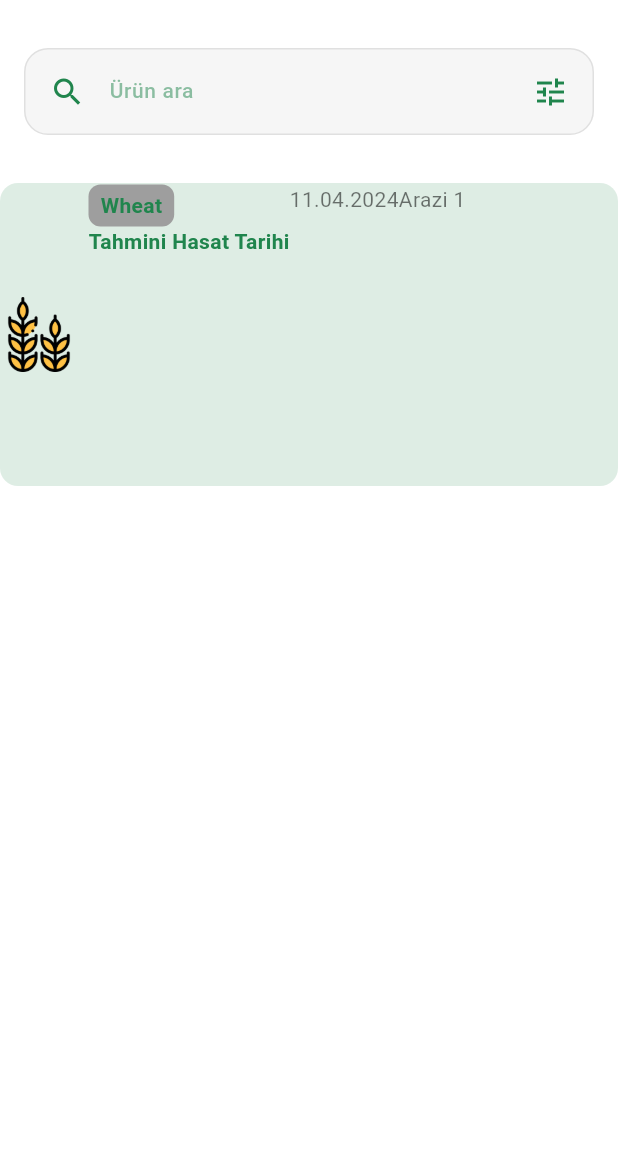
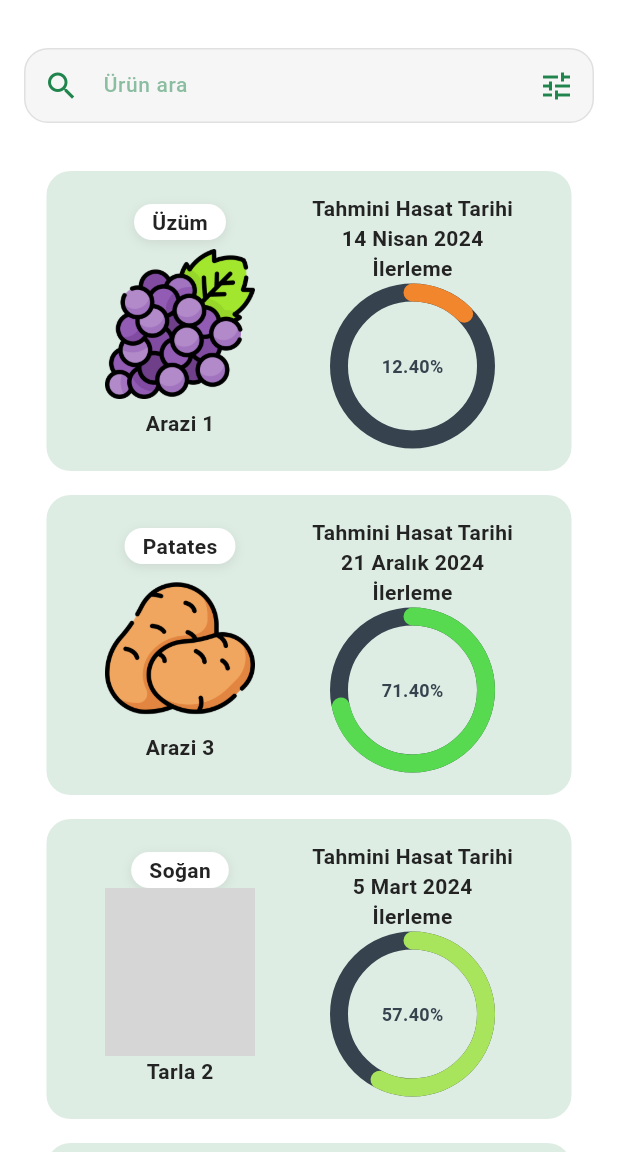
Before and after one commit to Mudrowe/Toprak-Rehberi, a Flutter app: the ProductsScreen screen opened directly, on a phone screen of 412 x 824 dp, the part 84-1236 px from its top. Run offline on Flutter 3.47's test engine with Material 3 defaults, Android fonts, the phone set to English and light mode, and no system bars; drawn by our look-alikes of percent_indicator; our stand-ins replace get, logger; grey boxes are pictures that could not be loaded.

Commit message:
Add product card
Progress bar should be arc. In this version it is full circle. Also there aren't planted/harvested tabs.

```diff
--- /dev/null
+++ b/lib/common/widgets/custom_shapes/arc_progress_bar.dart
@@ -0,0 +1,48 @@
+import 'package:flutter/material.dart';
+import 'package:percent_indicator/percent_indicator.dart';
+import 'package:toprak_rehberi/utils/constants/colors.dart';
+import 'package:toprak_rehberi/utils/constants/sizes.dart';
+
+// TODO: PROGRESS BAR SHOULD BE ARC, NOT CIRCLE
+
+class TArcProgressBar extends StatelessWidget {
+  final double progress; // Value between 0.0 and 1.0
+
+  const TArcProgressBar({super.key, required this.progress});
+
+  @override
+  Widget build(BuildContext context) {
+    Color progressColor = getProgressColor(progress);
+
+    return CircularPercentIndicator(
+      radius: 55.0,
+      lineWidth: TSizes.md,
+      percent: progress,
+      center: Text(
+        "${(progress * 100).toStringAsFixed(2)}%",
+        style: const TextStyle(
+            fontSize: TSizes.md,
+            fontWeight: FontWeight.bold,
+            color: TColors.progressBackground),
+      ),
+      progressColor: progressColor,
+      backgroundColor: TColors.progressBackground,
+      circularStrokeCap: CircularStrokeCap.round,
+      startAngle: 0,
+    );
+  }
+}
+
+Color getProgressColor(double progress) {
+  if (progress <= 0.2) {
+    return Color.lerp(TColors.bad, TColors.meh, progress / 0.2)!;
+  } else if (progress <= 0.4) {
+    return Color.lerp(TColors.meh, TColors.mid, (progress - 0.2) / 0.2)!;
+  } else if (progress <= 0.6) {
+    return Color.lerp(TColors.mid, TColors.good, (progress - 0.4) / 0.2)!;
+  } else if (progress <= 0.8) {
+    return Color.lerp(TColors.good, TColors.veryGood, (progress - 0.6) / 0.2)!;
+  } else {
+    return Color.lerp(TColors.good, TColors.veryGood, (progress - 0.8) / 0.2)!;
+  }
+}
--- /dev/null
+++ b/lib/common/widgets/products/product_card.dart
@@ -0,0 +1,52 @@
+import 'package:flutter/material.dart';
+import 'package:get/get.dart';
+import 'package:toprak_rehberi/common/widgets/products/widgets/product_image.dart';
+import 'package:toprak_rehberi/common/widgets/products/widgets/product_progress.dart';
+import 'package:toprak_rehberi/features/main_pages/home/home.dart';
+import 'package:toprak_rehberi/utils/constants/colors.dart';
+import 'package:toprak_rehberi/utils/constants/sizes.dart';
+
+class TProductCard extends StatelessWidget {
+  const TProductCard({
+    super.key,
+    // TODO: Name can be too long and it breaks the card
+    required this.productName,
+    required this.harvestDate,
+    required this.fieldName,
+    required this.imagePath,
+    required this.progressPercentage,
+  });
+
+  final String productName;
+  final String harvestDate;
+  final String fieldName;
+  final String imagePath;
+  final double progressPercentage;
+
+  @override
+  Widget build(BuildContext context) {
+    return GestureDetector(
+      onTap: () => Get.to(() => const HomeScreen()),
+      child: Container(
+        padding: const EdgeInsets.all(1),
+        width: TSizes.cardWidth,
+        height: TSizes.cardHeight,
+        decoration: BoxDecoration(
+          color: TColors.softGreen,
+          borderRadius: BorderRadius.circular(TSizes.cardRadiusLg),
+        ),
+        child: Row(
+          mainAxisAlignment: MainAxisAlignment.spaceEvenly,
+          children: [
+            TProductImage(
+                productName: productName,
+                imagePath: imagePath,
+                fieldName: fieldName),
+            TProductProgress(
+                harvestDate: harvestDate, progressPercentage: progressPercentage),
+          ],
+        ),
+      ),
+    );
+  }
+}
--- a/lib/common/widgets/products/product_cards/product_card.dart
+++ /dev/null
@@ -1,83 +0,0 @@
-import 'package:flutter/material.dart';
-import 'package:toprak_rehberi/utils/constants/colors.dart';
-import 'package:toprak_rehberi/utils/constants/image_strings.dart';
-import 'package:toprak_rehberi/utils/helpers/helper_functions.dart';
-
-class TProductCard extends StatelessWidget {
-  const TProductCard(
-      {super.key,
-      this.productName = 'Wheat',
-      this.harvestDate = "11.04.2024",
-      this.fieldName = "Arazi 1",
-      this.imagePath = TImages.wheat});
-
-  final String productName;
-  final String harvestDate;
-  final String fieldName;
-  final String imagePath;
-
-  @override
-  Widget build(BuildContext context) {
-    final dark = THelperFunctions.isDarkMode(context);
-
-    return Container(
-      padding: const EdgeInsets.all(1),
-      decoration: BoxDecoration(
-        color: TColors.softGreen,
-        borderRadius: BorderRadius.circular(12),
-      ),
-      child: Row(
-        crossAxisAlignment: CrossAxisAlignment.start,
-        children: [
-          Image.asset(
-            imagePath,
-            height: 200,
-            width: 50,
-          ),
-          const SizedBox(
-            width: 8,
-          ),
-          Column(
-            crossAxisAlignment: CrossAxisAlignment.start,
-            children: [
-              Container(
-                padding: const EdgeInsets.symmetric(horizontal: 8, vertical: 4),
-                decoration: BoxDecoration(
-                  color: Colors.grey,
-                  borderRadius: BorderRadius.circular(8),
-                ),
-                child: Text(
-                  productName,
-                  style: const TextStyle(
-                    fontWeight: FontWeight.bold,
-                  ),
-                ),
-              ),
-              const SizedBox(width: 8.0),
-              const Text(
-                'Tahmini Hasat Tarihi',
-                style: TextStyle(
-                  fontWeight: FontWeight.bold,
-                ),
-              ),
-            ],
-          ),
-          const SizedBox(height: 8.0),
-          Text(
-            harvestDate,
-            style: const TextStyle(
-              color: Colors.black54,
-            ),
-          ),
-          const SizedBox(height: 8.0),
-          Text(
-            fieldName,
-            style: const TextStyle(
-              color: Colors.black54,
-            ),
-          ),
-        ],
-      ),
-    );
-  }
-}
--- /dev/null
+++ b/lib/common/widgets/products/widgets/product_image.dart
@@ -0,0 +1,58 @@
+import 'package:flutter/material.dart';
+import 'package:toprak_rehberi/utils/constants/colors.dart';
+import 'package:toprak_rehberi/utils/constants/sizes.dart';
+
+class TProductImage extends StatelessWidget {
+  const TProductImage({
+    super.key,
+    required this.productName,
+    required this.imagePath,
+    required this.fieldName,
+  });
+
+  final String productName;
+  final String imagePath;
+  final String fieldName;
+
+  @override
+  Widget build(BuildContext context) {
+    return Column(
+      crossAxisAlignment: CrossAxisAlignment.center,
+      mainAxisAlignment: MainAxisAlignment.center,
+      children: [
+        Container(
+          padding: const EdgeInsets.symmetric(vertical: 2, horizontal: 12),
+          decoration: BoxDecoration(
+              color: TColors.white,
+              borderRadius: BorderRadius.circular(TSizes.borderRadiusLg),
+              boxShadow: [
+                BoxShadow(
+                  color: TColors.black.withOpacity(0.1),
+                  blurRadius: 6,
+                  offset: const Offset(0, 2),
+                )
+              ]),
+          child: Text(
+            productName,
+            style: const TextStyle(
+              color: TColors.black,
+              fontWeight: FontWeight.bold,
+            ),
+          ),
+        ),
+        Image.asset(
+          imagePath,
+          height: 112,
+          width: 100,
+        ),
+        Text(
+          fieldName,
+          style: const TextStyle(
+            color: TColors.black,
+            fontWeight: FontWeight.bold,
+          ),
+        )
+      ],
+    );
+  }
+}
--- /dev/null
+++ b/lib/common/widgets/products/widgets/product_progress.dart
@@ -0,0 +1,48 @@
+import 'package:flutter/material.dart';
+import 'package:toprak_rehberi/common/widgets/custom_shapes/arc_progress_bar.dart';
+import 'package:toprak_rehberi/utils/constants/colors.dart';
+
+class TProductProgress extends StatelessWidget {
+  const TProductProgress({
+    super.key,
+    required this.harvestDate,
+    required this.progressPercentage,
+  });
+
+  final String harvestDate;
+  final double progressPercentage;
+
+  @override
+  Widget build(BuildContext context) {
+    return Column(
+      crossAxisAlignment: CrossAxisAlignment.center,
+      mainAxisAlignment: MainAxisAlignment.center,
+      children: [
+        const Text(
+          'Tahmini Hasat Tarihi',
+          style: TextStyle(
+            color: TColors.black,
+            fontWeight: FontWeight.bold,
+          ),
+        ),
+        Text(
+          harvestDate,
+          style: const TextStyle(
+            color: TColors.black,
+            fontWeight: FontWeight.bold,
+          ),
+        ),
+        const Text(
+          'İlerleme',
+          style: TextStyle(
+            color: TColors.black,
+            fontWeight: FontWeight.bold,
+          ),
+        ),
+        TArcProgressBar(
+          progress: progressPercentage,
+        ),
+      ],
+    );
+  }
+}
--- a/lib/features/main_pages/products/products.dart
+++ b/lib/features/main_pages/products/products.dart
@@ -1,7 +1,8 @@
 import 'package:flutter/material.dart';
 import 'package:toprak_rehberi/common/widgets/appbar/appbar.dart';
 import 'package:toprak_rehberi/common/widgets/custom_shapes/containers/search_container.dart';
-import 'package:toprak_rehberi/common/widgets/products/product_cards/product_card.dart';
+import 'package:toprak_rehberi/common/widgets/products/product_card.dart';
+import 'package:toprak_rehberi/utils/constants/image_strings.dart';
 import 'package:toprak_rehberi/utils/constants/sizes.dart';
 
 class ProductsScreen extends StatelessWidget {
@@ -23,7 +24,66 @@ class ProductsScreen extends StatelessWidget {
             SizedBox(
               height: TSizes.spaceBtwSections,
             ),
-            TProductCard(),
+            TProductCard(
+              productName: 'Üzüm',
+              progressPercentage: 0.124,
+              fieldName: 'Arazi 1',
+              imagePath: TImages.grape,
+              harvestDate: '14 Nisan 2024',
+            ),
+            SizedBox(
+              height: TSizes.spaceBtwItems,
+            ),
+            TProductCard(
+              productName: 'Patates',
+              progressPercentage: 0.714,
+              fieldName: 'Arazi 3',
+              imagePath: TImages.potato,
+              harvestDate: '21 Aralık 2024',
+            ),
+            SizedBox(
+              height: TSizes.spaceBtwItems,
+            ),
+            TProductCard(
+              productName: 'Soğan',
+              progressPercentage: 0.574,
+              fieldName: 'Tarla 2',
+              imagePath: TImages.onion,
+              harvestDate: '5 Mart 2024',
+            ),
+            SizedBox(
+              height: TSizes.spaceBtwItems,
+            ),
+            TProductCard(
+              productName: 'Buğday',
+              progressPercentage: 0.34,
+              fieldName: 'Bahçe 1',
+              imagePath: TImages.wheat,
+              harvestDate: '5 Haziran 2022',
+            ),
+            SizedBox(
+              height: TSizes.spaceBtwItems,
+            ),
+            TProductCard(
+              productName: 'Elma',
+              progressPercentage: 0.0445,
+              fieldName: 'Tarla 1',
+              imagePath: TImages.apple,
+              harvestDate: '2 Şubat 2024',
+            ),
+            SizedBox(
+              height: TSizes.spaceBtwItems,
+            ),
+            TProductCard(
+              productName: 'Havuç',
+              progressPercentage: 0.444,
+              fieldName: 'Arazi 1',
+              imagePath: TImages.carrot,
+              harvestDate: '1 Mayıs 2024',
+            ),
+            SizedBox(
+              height: TSizes.spaceBtwItems,
+            ),
           ],
         ),
       ),
--- a/lib/utils/constants/colors.dart
+++ b/lib/utils/constants/colors.dart
@@ -56,6 +56,8 @@ class TColors {
   static const Color meh = Color(0xFFFFBF0B);
   static const Color bad = Color(0xFFDC2863);
 
+  static const Color progressBackground = Color(0xFF36434E);
+
   // Neutral Shades
   static const Color black = Color(0XFF232323);
   static const Color darkerGrey = Color(0XFF4F4F4F);
--- a/lib/utils/constants/sizes.dart
+++ b/lib/utils/constants/sizes.dart
@@ -2,7 +2,7 @@ class TSizes {
   // Padding and margin sizes
   static const double xs = 4.0;
   static const double sm = 8.0;
-  static const double md = 16.0;
+  static const double md = 12.0;
   static const double lg = 24.0;
   static const double xl = 32.0;
 
@@ -52,6 +52,8 @@ class TSizes {
   static const double spaceBtwInputFields = 16.0;
 
   // Card sizes
+  static const double cardHeight = 200;
+  static const double cardWidth = 350;
   static const double cardElevation = 2.0;
   static const double cardRadiusXs = 6.0;
   static const double cardRadiusSm = 10.0;
--- a/pubspec.yaml
+++ b/pubspec.yaml
@@ -18,6 +18,8 @@ dependencies:
   intl: ^0.18.1
   logger: ^2.0.1
   url_launcher: ^6.1.12
+  arc_progress_bar_new: ^1.0.4
+  percent_indicator: ^4.2.2
 
   # Icons
   cupertino_icons: ^1.0.6
```
Also changed, not shown: pubspec.lock.
